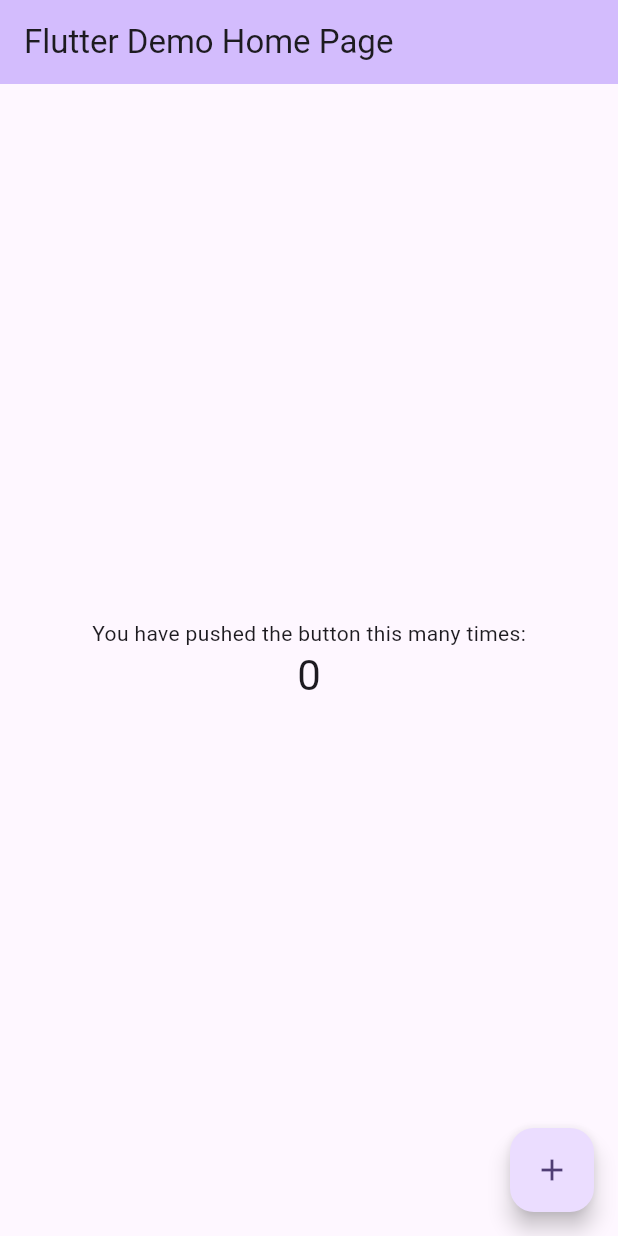
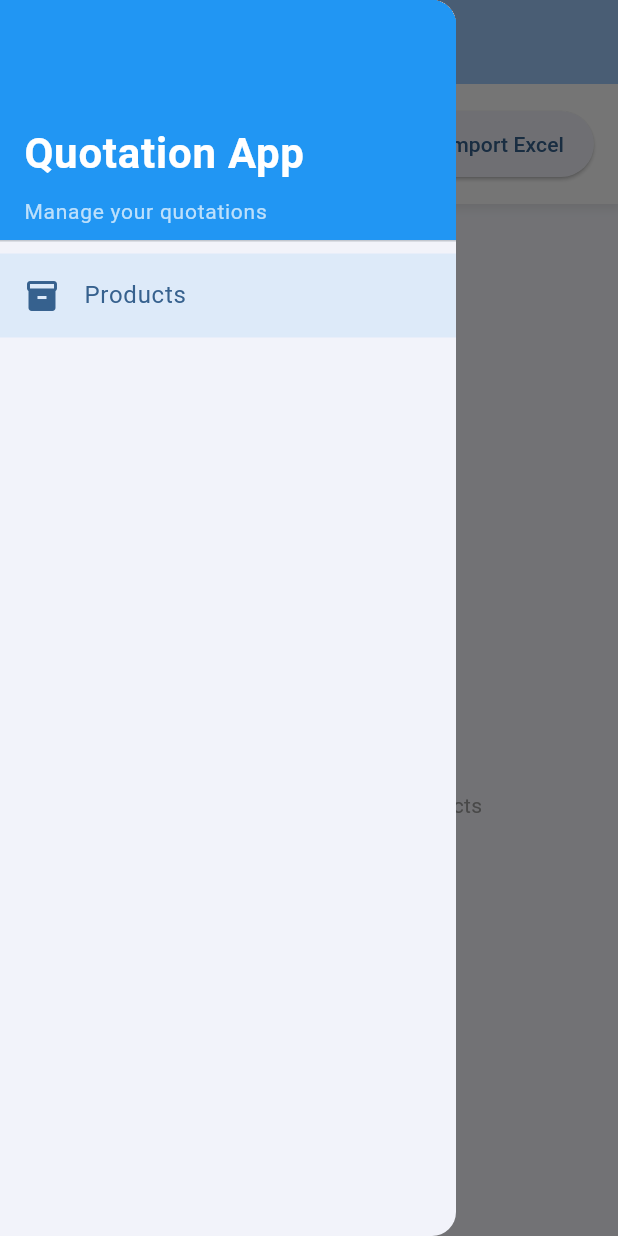
Before and after one commit to biswajeet162/quotation_application, a Flutter app: the screen it shows after launch, with the side drawer open (before the commit the screen has no drawer), on a phone screen of 412 x 824 dp. Run offline on Flutter 3.47's test engine with Material 3 defaults, Android fonts, the phone set to English and light mode, and no system bars; our stand-ins replace csv, file_picker, sqflite_common_ffi; missing offline and left inert: excel; accounts and stored records are empty.

Commit message:
product list and sql lite implemented and showing the data perfectly

```diff
--- /dev/null
+++ b/lib/database/database_helper.dart
@@ -0,0 +1,116 @@
+import 'dart:io';
+import 'package:sqflite_common_ffi/sqflite_ffi.dart';
+import 'package:path/path.dart';
+import 'package:path_provider/path_provider.dart';
+import '../models/product.dart';
+
+class DatabaseHelper {
+  static final DatabaseHelper instance = DatabaseHelper._init();
+  static Database? _database;
+
+  DatabaseHelper._init() {
+    // Initialize FFI for desktop platforms
+    if (Platform.isWindows || Platform.isLinux || Platform.isMacOS) {
+      sqfliteFfiInit();
+      databaseFactory = databaseFactoryFfi;
+    }
+  }
+
+  Future<Database> get database async {
+    if (_database != null) return _database!;
+    _database = await _initDB('products.db');
+    return _database!;
+  }
+
+  Future<Database> _initDB(String filePath) async {
+    String dbPath;
+    if (Platform.isWindows || Platform.isLinux || Platform.isMacOS) {
+      final directory = await getApplicationDocumentsDirectory();
+      dbPath = join(directory.path, filePath);
+    } else {
+      dbPath = join(await getDatabasesPath(), filePath);
+    }
+
+    return await openDatabase(
+      dbPath,
+      version: 2,
+      onCreate: _createDB,
+      onUpgrade: _onUpgrade,
+    );
+  }
+
+  Future<void> _createDB(Database db, int version) async {
+    const idType = 'INTEGER PRIMARY KEY AUTOINCREMENT';
+    const textType = 'TEXT NOT NULL';
+    const realType = 'REAL NOT NULL';
+
+    await db.execute('''
+      CREATE TABLE products (
+        id $idType,
+        itemNumber $textType,
+        itemName $textType,
+        rate $realType,
+        description $textType,
+        hsnCode $textType
+      )
+    ''');
+  }
+
+  Future<void> _onUpgrade(Database db, int oldVersion, int newVersion) async {
+    if (oldVersion < 2) {
+      // Add itemNumber column to existing database
+      await db.execute('ALTER TABLE products ADD COLUMN itemNumber TEXT NOT NULL DEFAULT ""');
+    }
+  }
+
+  Future<int> insertProduct(Product product) async {
+    final db = await database;
+    return await db.insert('products', product.toMap());
+  }
+
+  Future<List<Product>> getAllProducts() async {
+    final db = await database;
+    final result = await db.query('products', orderBy: 'itemName ASC');
+    return result.map((map) => Product.fromMap(map)).toList();
+  }
+
+  Future<int> updateProduct(Product product) async {
+    final db = await database;
+    return await db.update(
+      'products',
+      product.toMap(),
+      where: 'id = ?',
+      whereArgs: [product.id],
+    );
+  }
+
+  Future<int> deleteProduct(int id) async {
+    final db = await database;
+    return await db.delete(
+      'products',
+      where: 'id = ?',
+      whereArgs: [id],
+    );
+  }
+
+  Future<void> insertProductsBatch(List<Product> products) async {
+    final db = await database;
+    final batch = db.batch();
+
+    for (var product in products) {
+      batch.insert('products', product.toMap());
+    }
+
+    await batch.commit(noResult: true);
+  }
+
+  Future<void> clearAllProducts() async {
+    final db = await database;
+    await db.delete('products');
+  }
+
+  Future<void> close() async {
+    final db = await database;
+    await db.close();
+  }
+}
--- a/lib/main.dart
+++ b/lib/main.dart
@@ -1,4 +1,6 @@
 import 'package:flutter/material.dart';
+import 'pages/products_page.dart';
+import 'widgets/navigation_drawer.dart';
 
 void main() {
   runApp(const MyApp());
@@ -7,116 +9,53 @@ void main() {
 class MyApp extends StatelessWidget {
   const MyApp({super.key});
 
-  // This widget is the root of your application.
   @override
   Widget build(BuildContext context) {
     return MaterialApp(
-      title: 'Flutter Demo',
+      title: 'Quotation Application',
       theme: ThemeData(
-        // This is the theme of your application.
-        //
-        // TRY THIS: Try running your application with "flutter run". You'll see
-        // the application has a purple toolbar. Then, without quitting the app,
-        // try changing the seedColor in the colorScheme below to Colors.green
-        // and then invoke "hot reload" (save your changes or press the "hot
-        // reload" button in a Flutter-supported IDE, or press "r" if you used
-        // the command line to start the app).
-        //
-        // Notice that the counter didn't reset back to zero; the application
-        // state is not lost during the reload. To reset the state, use hot
-        // restart instead.
-        //
-        // This works for code too, not just values: Most code changes can be
-        // tested with just a hot reload.
-        colorScheme: ColorScheme.fromSeed(seedColor: Colors.deepPurple),
+        colorScheme: ColorScheme.fromSeed(seedColor: Colors.blue),
+        useMaterial3: true,
       ),
-      home: const MyHomePage(title: 'Flutter Demo Home Page'),
+      home: const MainScreen(),
+      debugShowCheckedModeBanner: false,
     );
   }
 }
 
-class MyHomePage extends StatefulWidget {
-  const MyHomePage({super.key, required this.title});
-
-  // This widget is the home page of your application. It is stateful, meaning
-  // that it has a State object (defined below) that contains fields that affect
-  // how it looks.
-
-  // This class is the configuration for the state. It holds the values (in this
-  // case the title) provided by the parent (in this case the App widget) and
-  // used by the build method of the State. Fields in a Widget subclass are
-  // always marked "final".
-
-  final String title;
+class MainScreen extends StatefulWidget {
+  const MainScreen({super.key});
 
   @override
-  State<MyHomePage> createState() => _MyHomePageState();
+  State<MainScreen> createState() => _MainScreenState();
 }
 
-class _MyHomePageState extends State<MyHomePage> {
-  int _counter = 0;
+class _MainScreenState extends State<MainScreen> {
+  int _selectedIndex = 0;
 
-  void _incrementCounter() {
+  final List<Widget> _pages = [
+    const ProductsPage(),
+    // Add more pages here as needed
+  ];
+
+  void _onItemSelected(int index) {
     setState(() {
-      // This call to setState tells the Flutter framework that something has
-      // changed in this State, which causes it to rerun the build method below
-      // so that the display can reflect the updated values. If we changed
-      // _counter without calling setState(), then the build method would not be
-      // called again, and so nothing would appear to happen.
-      _counter++;
+      _selectedIndex = index;
     });
   }
 
   @override
   Widget build(BuildContext context) {
-    // This method is rerun every time setState is called, for instance as done
-    // by the _incrementCounter method above.
-    //
-    // The Flutter framework has been optimized to make rerunning build methods
-    // fast, so that you can just rebuild anything that needs updating rather
-    // than having to individually change instances of widgets.
     return Scaffold(
+      drawer: AppNavigationDrawer(
+        selectedIndex: _selectedIndex,
+        onItemSelected: _onItemSelected,
+      ),
       appBar: AppBar(
-        // TRY THIS: Try changing the color here to a specific color (to
-        // Colors.amber, perhaps?) and trigger a hot reload to see the AppBar
-        // change color while the other colors stay the same.
+        title: const Text('Quotation Application'),
         backgroundColor: Theme.of(context).colorScheme.inversePrimary,
-        // Here we take the value from the MyHomePage object that was created by
-        // the App.build method, and use it to set our appbar title.
-        title: Text(widget.title),
       ),
-      body: Center(
-        // Center is a layout widget. It takes a single child and positions it
-        // in the middle of the parent.
-        child: Column(
-          // Column is also a layout widget. It takes a list of children and
-          // arranges them vertically. By default, it sizes itself to fit its
-          // children horizontally, and tries to be as tall as its parent.
-          //
-          // Column has various properties to control how it sizes itself and
-          // how it positions its children. Here we use mainAxisAlignment to
-          // center the children vertically; the main axis here is the vertical
-          // axis because Columns are vertical (the cross axis would be
-          // horizontal).
-          //
-          // TRY THIS: Invoke "debug painting" (choose the "Toggle Debug Paint"
-          // action in the IDE, or press "p" in the console), to see the
-          // wireframe for each widget.
-          mainAxisAlignment: MainAxisAlignment.center,
-          children: <Widget>[
-            const Text('You have pushed the button this many times:'),
-            Text(
-              '$_counter',
-              style: Theme.of(context).textTheme.headlineMedium,
-            ),
-          ],
-        ),
-      ),
-      floatingActionButton: FloatingActionButton(
-        onPressed: _incrementCounter,
-        tooltip: 'Increment',
-        child: const Icon(Icons.add),
-      ), // This trailing comma makes auto-formatting nicer for build methods.
+      body: _pages[_selectedIndex],
     );
   }
 }
--- /dev/null
+++ b/lib/models/product.dart
@@ -0,0 +1,39 @@
+class Product {
+  final int? id;
+  final String itemNumber;
+  final String itemName;
+  final double rate;
+  final String description;
+  final String hsnCode;
+
+  Product({
+    this.id,
+    required this.itemNumber,
+    required this.itemName,
+    required this.rate,
+    required this.description,
+    required this.hsnCode,
+  });
+
+  Map<String, dynamic> toMap() {
+    return {
+      'id': id,
+      'itemNumber': itemNumber,
+      'itemName': itemName,
+      'rate': rate,
+      'description': description,
+      'hsnCode': hsnCode,
+    };
+  }
+
+  factory Product.fromMap(Map<String, dynamic> map) {
+    return Product(
+      id: map['id'] as int?,
+      itemNumber: map['itemNumber'] as String,
+      itemName: map['itemName'] as String,
+      rate: (map['rate'] as num).toDouble(),
+      description: map['description'] as String,
+      hsnCode: map['hsnCode'] as String,
+    );
+  }
+}
--- /dev/null
+++ b/lib/pages/products_page.dart
@@ -0,0 +1,282 @@
+import 'package:flutter/material.dart';
+import 'package:file_picker/file_picker.dart';
+import '../models/product.dart';
+import '../database/database_helper.dart';
+import '../services/excel_import_service.dart';
+
+class ProductsPage extends StatefulWidget {
+  const ProductsPage({super.key});
+
+  @override
+  State<ProductsPage> createState() => _ProductsPageState();
+}
+
+class _ProductsPageState extends State<ProductsPage> {
+  final DatabaseHelper _dbHelper = DatabaseHelper.instance;
+  final ExcelImportService _importService = ExcelImportService();
+  List<Product> _products = [];
+  bool _isLoading = false;
+
+  @override
+  void initState() {
+    super.initState();
+    _loadProducts();
+  }
+
+  Future<void> _loadProducts() async {
+    setState(() {
+      _isLoading = true;
+    });
+
+    try {
+      final products = await _dbHelper.getAllProducts();
+      setState(() {
+        _products = products;
+        _isLoading = false;
+      });
+    } catch (e) {
+      setState(() {
+        _isLoading = false;
+      });
+      if (mounted) {
+        ScaffoldMessenger.of(context).showSnackBar(
+          SnackBar(content: Text('Error loading products: $e')),
+        );
+      }
+    }
+  }
+
+  Future<void> _importExcel() async {
+    try {
+      FilePickerResult? result = await FilePicker.platform.pickFiles(
+        type: FileType.custom,
+        allowedExtensions: ['xlsx', 'xls', 'csv'],
+      );
+
+      if (result != null && result.files.single.path != null) {
+        final filePath = result.files.single.path!;
+        final fileName = result.files.single.name.toLowerCase();
+
+        setState(() {
+          _isLoading = true;
+        });
+
+        List<Product> products;
+
+        if (fileName.endsWith('.csv')) {
+          products = await _importService.importFromCSV(filePath);
+        } else {
+          products = await _importService.importFromExcel(filePath);
+        }
+
+        if (products.isNotEmpty) {
+          await _dbHelper.insertProductsBatch(products);
+          await _loadProducts();
+
+          if (mounted) {
+            ScaffoldMessenger.of(context).showSnackBar(
+              SnackBar(
+                content: Text('Successfully imported ${products.length} products'),
+                backgroundColor: Colors.green,
+              ),
+            );
+          }
+        } else {
+          if (mounted) {
+            ScaffoldMessenger.of(context).showSnackBar(
+              const SnackBar(
+                content: Text('No products found in the file'),
+                backgroundColor: Colors.orange,
+              ),
+            );
+          }
+        }
+
+        setState(() {
+          _isLoading = false;
+        });
+      }
+    } catch (e) {
+      setState(() {
+        _isLoading = false;
+      });
+      if (mounted) {
+        ScaffoldMessenger.of(context).showSnackBar(
+          SnackBar(
+            content: Text('Error importing file: $e'),
+            backgroundColor: Colors.red,
+          ),
+        );
+      }
+    }
+  }
+
+  @override
+  Widget build(BuildContext context) {
+    return Scaffold(
+      body: Column(
+        children: [
+          // Header with Import Button
+          Container(
+            padding: const EdgeInsets.all(16.0),
+            decoration: BoxDecoration(
+              color: Colors.white,
+              boxShadow: [
+                BoxShadow(
+                  color: Colors.grey.withValues(alpha: 0.2),
+                  spreadRadius: 1,
+                  blurRadius: 4,
+                  offset: const Offset(0, 2),
+                ),
+              ],
+            ),
+            child: Row(
+              mainAxisAlignment: MainAxisAlignment.spaceBetween,
+              children: [
+                const Text(
+                  'Products',
+                  style: TextStyle(
+                    fontSize: 24,
+                    fontWeight: FontWeight.bold,
+                  ),
+                ),
+                ElevatedButton.icon(
+                  onPressed: _isLoading ? null : _importExcel,
+                  icon: const Icon(Icons.upload_file),
+                  label: const Text('Import Excel'),
+                  style: ElevatedButton.styleFrom(
+                    padding: const EdgeInsets.symmetric(
+                      horizontal: 20,
+                      vertical: 12,
+                    ),
+                  ),
+                ),
+              ],
+            ),
+          ),
+          // Products List
+          Expanded(
+            child: _isLoading
+                ? const Center(child: CircularProgressIndicator())
+                : _products.isEmpty
+                    ? Center(
+                        child: Column(
+                          mainAxisAlignment: MainAxisAlignment.center,
+                          children: [
+                            Icon(
+                              Icons.inventory_2_outlined,
+                              size: 64,
+                              color: Colors.grey[400],
+                            ),
+                            const SizedBox(height: 16),
+                            Text(
+                              'No products found',
+                              style: TextStyle(
+                                fontSize: 18,
+                                color: Colors.grey[600],
+                              ),
+                            ),
+                            const SizedBox(height: 8),
+                            Text(
+                              'Click "Import Excel" to add products',
+                              style: TextStyle(
+                                fontSize: 14,
+                                color: Colors.grey[500],
+                              ),
+                            ),
+                          ],
+                        ),
+                      )
+                    : ListView.builder(
+                        padding: const EdgeInsets.all(16.0),
+                        itemCount: _products.length,
+                        itemBuilder: (context, index) {
+                          final product = _products[index];
+                          return Card(
+                            margin: const EdgeInsets.only(bottom: 12),
+                            elevation: 2,
+                            child: ListTile(
+                              contentPadding: const EdgeInsets.symmetric(
+                                horizontal: 16,
+                                vertical: 12,
+                              ),
+                              title: Text(
+                                product.itemName,
+                                style: const TextStyle(
+                                  fontSize: 16,
+                                  fontWeight: FontWeight.bold,
+                                ),
+                              ),
+                              subtitle: Column(
+                                crossAxisAlignment: CrossAxisAlignment.start,
+                                children: [
+                                  const SizedBox(height: 8),
+                                  Row(
+                                    children: [
+                                      const Text(
+                                        'Item Number: ',
+                                        style: TextStyle(
+                                          fontWeight: FontWeight.w500,
+                                        ),
+                                      ),
+                                      Text(
+                                        product.itemNumber,
+                                        style: TextStyle(
+                                          color: Colors.blue[700],
+                                          fontWeight: FontWeight.w600,
+                                        ),
+                                      ),
+                                    ],
+                                  ),
+                                  const SizedBox(height: 4),
+                                  Row(
+                                    children: [
+                                      const Text(
+                                        'Rate: ',
+                                        style: TextStyle(
+                                          fontWeight: FontWeight.w500,
+                                        ),
+                                      ),
+                                      Text(
+                                        '₹${product.rate.toStringAsFixed(2)}',
+                                        style: const TextStyle(
+                                          color: Colors.green,
+                                          fontWeight: FontWeight.bold,
+                                        ),
+                                      ),
+                                    ],
+                                  ),
+                                  const SizedBox(height: 4),
+                                  Row(
+                                    children: [
+                                      const Text(
+                                        'HSN Code: ',
+                                        style: TextStyle(
+                                          fontWeight: FontWeight.w500,
+                                        ),
+                                      ),
+                                      Text(product.hsnCode),
+                                    ],
+                                  ),
+                                  if (product.description.isNotEmpty) ...[
+                                    const SizedBox(height: 4),
+                                    Text(
+                                      product.description,
+                                      style: TextStyle(
+                                        color: Colors.grey[600],
+                                        fontSize: 13,
+                                      ),
+                                    ),
+                                  ],
+                                ],
+                              ),
+                            ),
+                          );
+                        },
+                      ),
+          ),
+        ],
+      ),
+    );
+  }
+}
--- /dev/null
+++ b/lib/widgets/navigation_drawer.dart
@@ -0,0 +1,61 @@
+import 'package:flutter/material.dart';
+
+class AppNavigationDrawer extends StatelessWidget {
+  final int selectedIndex;
+  final Function(int) onItemSelected;
+
+  const AppNavigationDrawer({
+    super.key,
+    required this.selectedIndex,
+    required this.onItemSelected,
+  });
+
+  @override
+  Widget build(BuildContext context) {
+    return Drawer(
+      child: ListView(
+        padding: EdgeInsets.zero,
+        children: [
+          const DrawerHeader(
+            decoration: BoxDecoration(
+              color: Colors.blue,
+            ),
+            child: Column(
+              crossAxisAlignment: CrossAxisAlignment.start,
+              mainAxisAlignment: MainAxisAlignment.end,
+              children: [
+                Text(
+                  'Quotation App',
+                  style: TextStyle(
+                    color: Colors.white,
+                    fontSize: 28,
+                    fontWeight: FontWeight.bold,
+                  ),
+                ),
+                SizedBox(height: 8),
+                Text(
+                  'Manage your quotations',
+                  style: TextStyle(
+                    color: Colors.white70,
+                    fontSize: 14,
+                  ),
+                ),
+              ],
+            ),
+          ),
+          ListTile(
+            leading: const Icon(Icons.inventory_2),
+            title: const Text('Products'),
+            selected: selectedIndex == 0,
+            selectedTileColor: Colors.blue.withValues(alpha: 0.1),
+            onTap: () {
+              onItemSelected(0);
+              Navigator.pop(context);
+            },
+          ),
+          // Add more navigation items here as needed
+        ],
+      ),
+    );
+  }
+}
```
Also changed, not shown: lib/services/excel_import_service.dart (added, +116 -0 lines), pubspec.yaml (+7 -0 lines), pubspec.lock, 1 other file.
